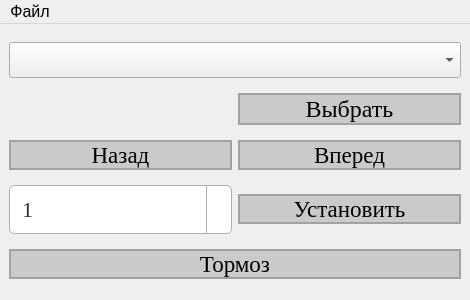
First picture: the form in main_rs485.ui, repository Batonreal/StepmotorRS485, before the edit.
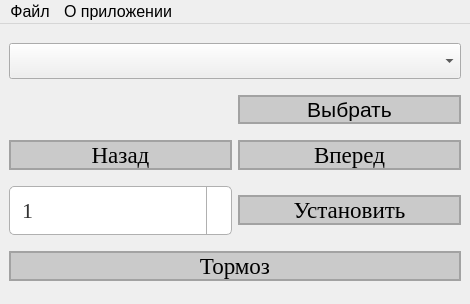
Second picture: the form after the edit. Icons and pictures are not drawn.

The edit to the form file:
```diff
--- a/main_rs485.ui
+++ b/main_rs485.ui
@@ -7,7 +7,7 @@
     <x>0</x>
     <y>0</y>
     <width>470</width>
-    <height>300</height>
+    <height>304</height>
    </rect>
   </property>
   <property name="font">
@@ -50,6 +50,18 @@
         </item>
         <item>
          <widget class="QPushButton" name="select_button">
+          <property name="font">
+           <font>
+            <family>Segoe UI</family>
+            <pointsize>16</pointsize>
+            <italic>false</italic>
+            <bold>false</bold>
+            <underline>false</underline>
+           </font>
+          </property>
+          <property name="toolTip">
+           <string>Подтвердить выбор COM-порта</string>
+          </property>
           <property name="styleSheet">
            <string notr="true">QPushButton {
 color: black;
@@ -220,7 +232,7 @@
            <number>1</number>
           </property>
           <property name="maximum">
-           <number>16</number>
+           <number>10</number>
           </property>
          </widget>
         </item>
@@ -333,7 +345,14 @@
     <addaction name="separator"/>
     <addaction name="exit"/>
    </widget>
+   <widget class="QMenu" name="menu_2">
+    <property name="title">
+     <string>О приложении</string>
+    </property>
+    <addaction name="About"/>
+   </widget>
    <addaction name="menu"/>
+   <addaction name="menu_2"/>
   </widget>
   <action name="exit">
    <property name="text">
```
Left out of the diff: 35 changed lines with no effect on the pictures.
